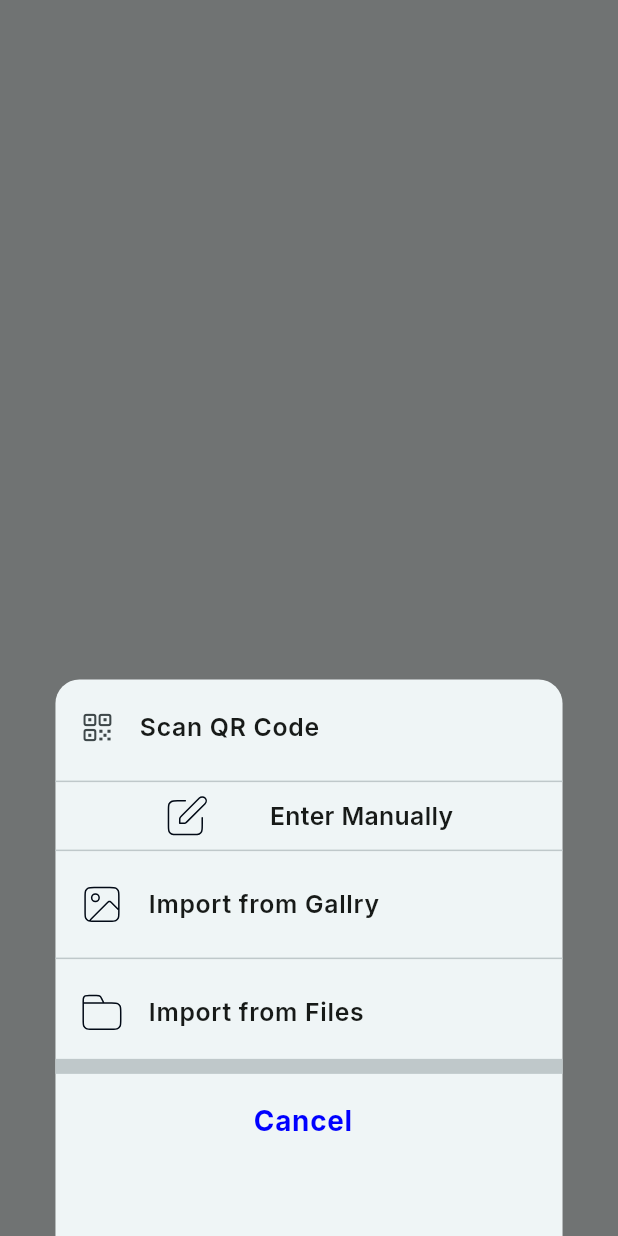
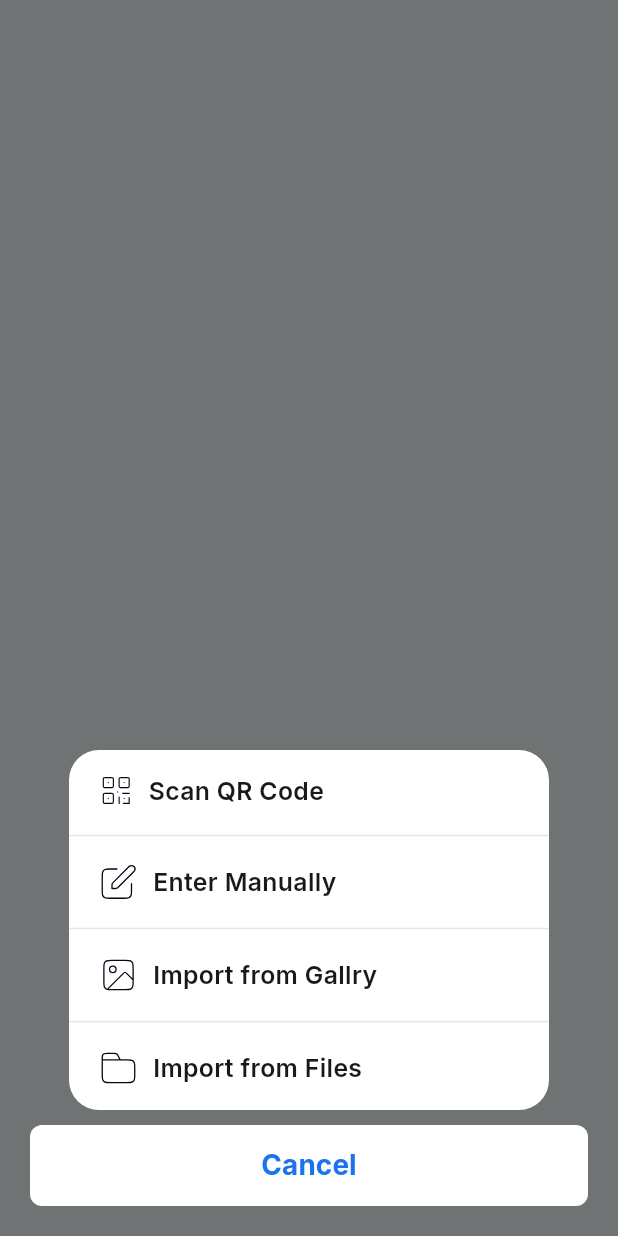
Before and after one commit to MubashirMunir/IVT-test, a Flutter app: what showBottomSheets() shows on an empty page, opened directly, on a phone screen of 412 x 824 dp. Run offline on Flutter 3.47's test engine with Material 3 defaults, Android fonts, the phone set to English and light mode, and no system bars; our stand-ins replace flutter_screenutil, flutter_svg, fluttertoast, pull_to_refresh_flutter3, shared_preferences; accounts and stored records are empty.

```diff
--- a/lib/Widgets/custom_button.dart
+++ b/lib/Widgets/custom_button.dart
@@ -15,6 +15,7 @@ class CustomButton extends StatelessWidget {
         showBottomSheets(context);
       },
       child: Container(
+        margin: EdgeInsets.all(5),
         decoration: BoxDecoration(
             color: const Color(0xFF0066FF),
             borderRadius: BorderRadius.circular(SizeConfig.borderRadius)),
--- a/lib/Widgets/drawerWidget.dart
+++ b/lib/Widgets/drawerWidget.dart
@@ -26,11 +26,9 @@ class drawerWidget extends StatelessWidget {
               children: [
                 Text12(
                   title: AppStrings.subtitle,
-                  color: const Color(0xFF3C3C4399),
                 ),
                 Text12(
-                  title: AppStrings.TaskBar,
-                  color: const Color(0xFF3C3C4399),
+                  title: AppStrings.subtitle2,
                 ),
               ],
             ),
--- a/lib/Widgets/menu.dart
+++ b/lib/Widgets/menu.dart
@@ -1,4 +1,5 @@
 import 'package:flutter/material.dart';
+import 'package:testone/2fga.dart';
 import 'package:testone/utils/colors.dart';
 
 class MenuScreen extends StatelessWidget {
@@ -33,9 +34,10 @@ class MenuScreen extends StatelessWidget {
           ), // DrawerHeader
           ListTile(
             leading: const Icon(Icons.person),
-            title: const Text(' My Profile '),
+            title: const Text('2FGA'),
             onTap: () {
-              Navigator.pop(context);
+              Navigator.push(
+                  context, MaterialPageRoute(builder: (context) => FGA()));
             },
           ),
           ListTile(
--- a/lib/Widgets/two_dialogue.dart
+++ b/lib/Widgets/two_dialogue.dart
@@ -3,73 +3,145 @@ import 'package:flutter/material.dart';
 import 'package:flutter_svg/svg.dart';
 import 'package:testone/Widgets/Text19.dart';
 import 'package:testone/Widgets/bold16.dart';
-import 'package:testone/config/size_config.dart';
+import 'package:testone/Widgets/custom_dialogue.dart';
 import 'package:testone/utils/colors.dart';
 import 'package:testone/utils/strings.dart';
 
 void showBottomSheets(BuildContext context) {
   showModalBottomSheet(
     context: context,
-    shape: const RoundedRectangleBorder(
-      borderRadius: BorderRadius.vertical(top: Radius.circular(16.0)),
+    backgroundColor: Colors.transparent,
+    builder: (context) {
+      return Column(
+        mainAxisSize: MainAxisSize.min,
+        children: [
+          Container(
+              width: 320,
+              decoration: BoxDecoration(
+                color: Colors.white,
+                borderRadius: BorderRadius.circular(20),
               ),
-    builder: (context) {
-      return Container(
-        padding: const EdgeInsets.only(bottom: 10),
-        width: SizeConfig.width358(),
-        height: SizeConfig.height430(),
-        child: Padding(
-          padding: EdgeInsets.symmetric(
-            vertical: SizeConfig.height4(),
+              padding: const EdgeInsets.symmetric(
+                vertical: 15,
               ),
               child: Column(
-            // mainAxisSize: MainAxisSize.min,
+                mainAxisSize: MainAxisSize.min,
                 children: [
-              ListTile(
-                leading: const Icon(CupertinoIcons.qrcode),
-                title: bold16(title: AppStrings.qrcode),
-                onTap: () {},
+                  const SizedBox(
+                    width: 20,
                   ),
-              const Divider(),
-              SizedBox(
-                width: SizeConfig.width220(),
+                  Row(
+                    children: [
+                      const SizedBox(
+                        width: 20,
+                      ),
+                      SvgPicture.asset(
+                        'assets/images/qricon.svg',
+                        height: 23,
+                        width: 23,
+                      ),
+                      const SizedBox(
+                        width: 10,
+                      ),
+                      bold16(title: AppStrings.qrcode),
+                    ],
+                  ),
+                  const SizedBox(
+                    height: 10,
+                  ),
+                  Divider(
+                    color: Color(0x86868633).withOpacity(0.2),
+                  ),
+                  const SizedBox(
+                    height: 10,
+                  ),
+                  InkWell(
+                    onTap: () {
+                      showThreeTextFieldDialog(context);
+                    },
                     child: Row(
-                  mainAxisAlignment: MainAxisAlignment.spaceAround,
                       children: [
-                    SvgPicture.asset('assets/images/edit.svg'),
+                        const SizedBox(
+                          width: 20,
+                        ),
+                        SvgPicture.asset(
+                          'assets/images/edit.svg',
+                          height: 26,
+                          width: 26,
+                        ),
+                        const SizedBox(
+                          width: 10,
+                        ),
                         bold16(title: AppStrings.EnterManually),
                       ],
                     ),
                   ),
-              const Divider(),
-              ListTile(
-                leading: SvgPicture.asset('assets/images/photos.svg'),
-                title: bold16(title: AppStrings.ImportfromPhotos),
-                onTap: () {},
+                  const SizedBox(
+                    height: 10,
                   ),
-              Divider(),
-              ListTile(
-                leading: SvgPicture.asset('assets/images/folder.svg'),
-                title: bold16(title: AppStrings.ImportfromFiles),
-                onTap: () {},
+                  Divider(
+                    color: Color(0x86868633).withOpacity(0.2),
                   ),
-              const Divider(
-                thickness: 10,
+                  const SizedBox(
+                    height: 10,
                   ),
-              ListTile(
-                title: Center(
-                  child: Text19(
-                    title: AppStrings.Cancel,
-                    color: blueColor,
+                  Row(
+                    children: [
+                      const SizedBox(
+                        width: 20,
+                      ),
+                      SvgPicture.asset(
+                        'assets/images/photos.svg',
+                        height: 26,
+                        width: 26,
+                      ),
+                      const SizedBox(
+                        width: 10,
+                      ),
+                      bold16(title: AppStrings.ImportfromPhotos),
+                    ],
+                  ),
+                  const SizedBox(
+                    height: 10,
+                  ),
+                  Divider(
+                    color: Color(0x86868633).withOpacity(0.2),
+                  ),
+                  const SizedBox(
+                    height: 10,
+                  ),
+                  Row(
+                    children: [
+                      const SizedBox(
+                        width: 20,
+                      ),
+                      SvgPicture.asset(
+                        'assets/images/folder.svg',
+                        height: 26,
+                        width: 26,
+                      ),
+                      const SizedBox(
+                        width: 10,
+                      ),
+                      bold16(title: AppStrings.ImportfromFiles),
+                    ],
+                  ),
+                ],
+              )),
+          const SizedBox(height: 10),
+          Container(
+            height: 54,
+            width: double.infinity,
+            margin: const EdgeInsets.symmetric(horizontal: 20),
+            decoration: BoxDecoration(
+                color: whiteColor, borderRadius: BorderRadius.circular(8)),
+            child: TextButton(
+              onPressed: () => Navigator.pop(context),
+              child: Text19(title: 'Cancel', color: lightBlueColor),
             ),
           ),
-                onTap: () {
-                  Navigator.pop(context);
-                },
-              ),
+          const SizedBox(height: 20), // Bottom margin
         ],
-          ),
-        ),
       );
     },
   );
--- a/lib/config/size_config.dart
+++ b/lib/config/size_config.dart
@@ -44,9 +44,9 @@ class SizeConfig {
   static height30() => heightMultiplier * 30;
   static height32() => heightMultiplier * 32;
   static height300() => heightMultiplier * 210;
-  static height45() => heightMultiplier * 45;
+  static height45() => heightMultiplier * 40;
   static height54() => heightMultiplier * 54;
-  static height60() => heightMultiplier * 60;
+  static height60() => heightMultiplier * 50;
   static height220() => heightMultiplier * 220;
   static height190() => heightMultiplier * 190;
   static height100() => heightMultiplier * 130;
--- a/lib/utils/strings.dart
+++ b/lib/utils/strings.dart
@@ -3,6 +3,7 @@ class AppStrings {
   static String AddAccount = "+ Add Accounts";
   static String AddYourFirstAccount = "Add Your First Account";
   static String AccountAuth = "Account Auth";
+  static String submit = "Submit";
 
   static String desc =
       "Your account or other type of account you add will appear here";
@@ -14,7 +15,8 @@ class AppStrings {
   static String appbarguides = "2FA Guides";
   static String ServiceIcon = "Service Icon";
   static String Done = "Done";
+  static String Tiktok = "TikTok";
   static String Instagaram = "Instagaram";
-  static String TaskBar = "TaskBar";
-  static String subtitle = "Profile > Menu > Security & Privacy > Security>";
+  static String subtitle2 = "Security &-2 > Step Privacy";
+  static String subtitle = "Profile > Menu > Security & Privacy>";
 }
--- a/pubspec.yaml
+++ b/pubspec.yaml
@@ -42,7 +42,7 @@ dependencies:
   flutter_screenutil: ^5.9.3
   http: ^1.3.0
   pull_to_refresh_flutter3: ^2.0.2
-  adaptive_action_sheet: ^2.0.4
+  shared_preferences: ^2.5.2
 
 
 dev_dependencies:
```
Also changed, not shown: lib/2fga.dart (added, +67 -0 lines), lib/Acoount_auth.dart/Auth_view.dart (+42 -2 lines), lib/Widgets/custom_dialogue.dart (added, +81 -0 lines), lib/Widgets/text12.dart (+5 -3 lines), lib/Widgets/get_data.dart (added), lib/list_screen_view.dart (deleted), pubspec.lock, 4 other files. Lines whose indentation alone changed are shown as unchanged.
